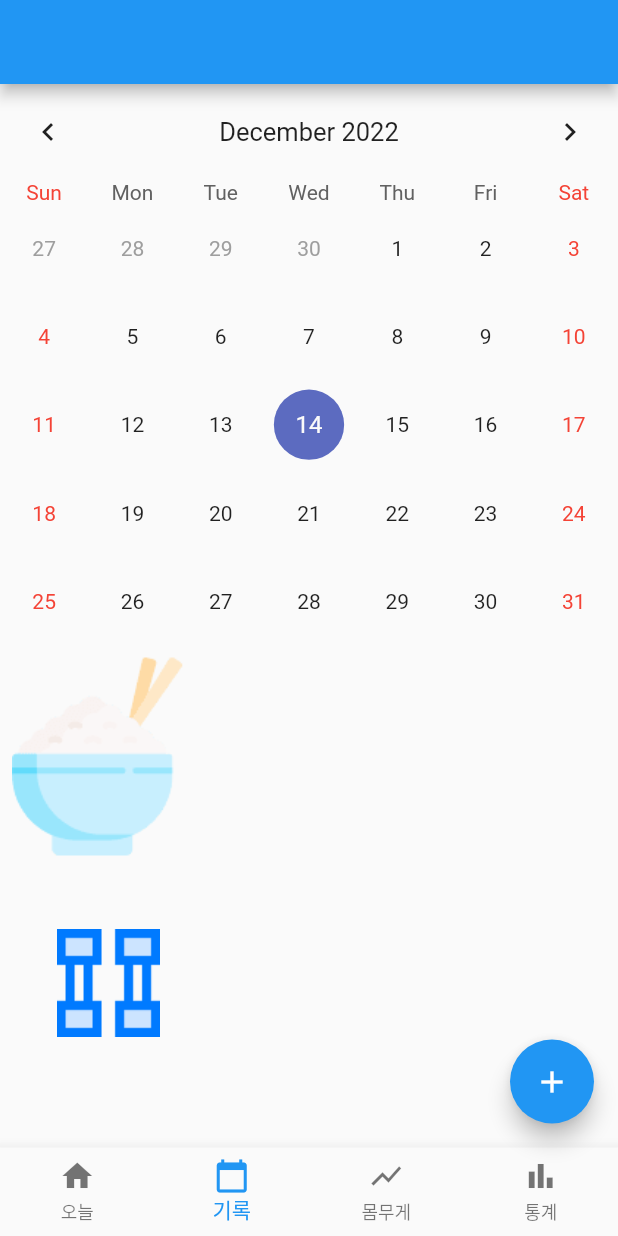
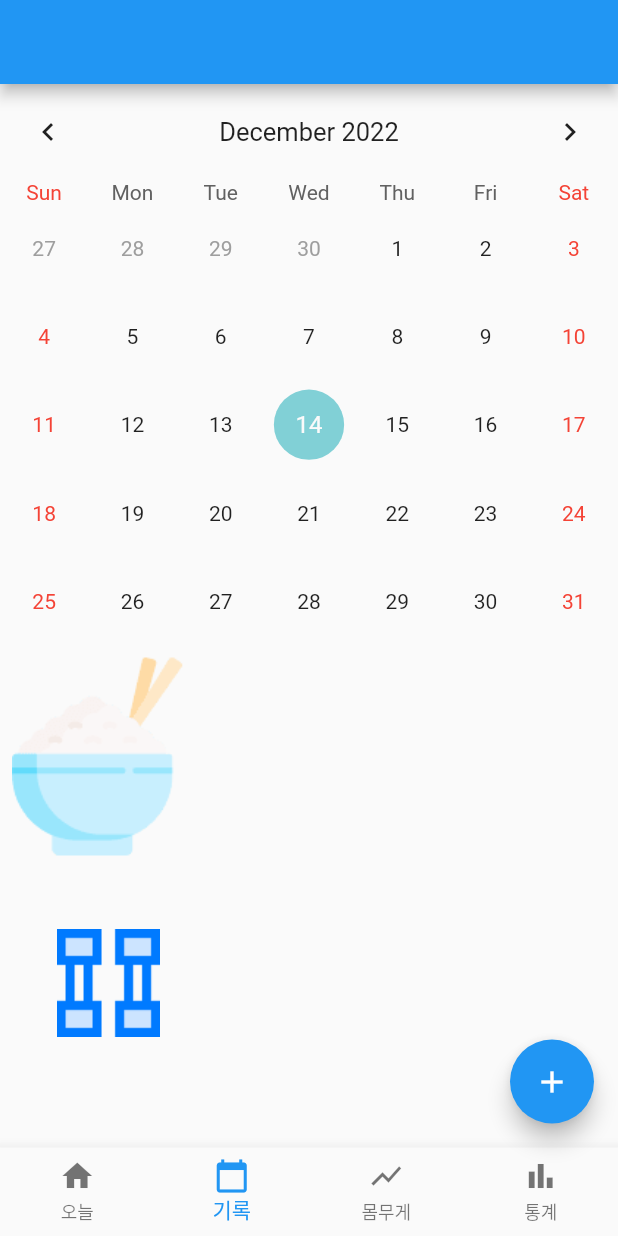
Before and after one commit to EunjoungAhn/dietapp, a Flutter app: the screen it shows after launch, item 2 of the bottom bar chosen, on a phone screen of 412 x 824 dp. Run offline on Flutter 3.47's test engine with Material 2 defaults, Android fonts, the phone set to English and light mode, and no system bars; drawn by our look-alikes of table_calendar; our stand-ins replace fl_chart, sqflite; missing offline and left inert: multi_image_picker; accounts and stored records are empty.

Commit message:
캘린더에서 선택된 날짜의 컬러를 변경

```diff
--- a/lib/main.dart
+++ b/lib/main.dart
@@ -356,6 +356,9 @@ class _MyHomePageState extends State<MyHomePage> {
                   headerStyle:  HeaderStyle(
                     centerHeaderTitle: true
                   ),
+                  calendarStyle: CalendarStyle(
+                    selectedColor: mainColor
+                  ),
                   initialCalendarFormat: CalendarFormat.month,
                   availableCalendarFormats: {
                     CalendarFormat.month: ""
```
